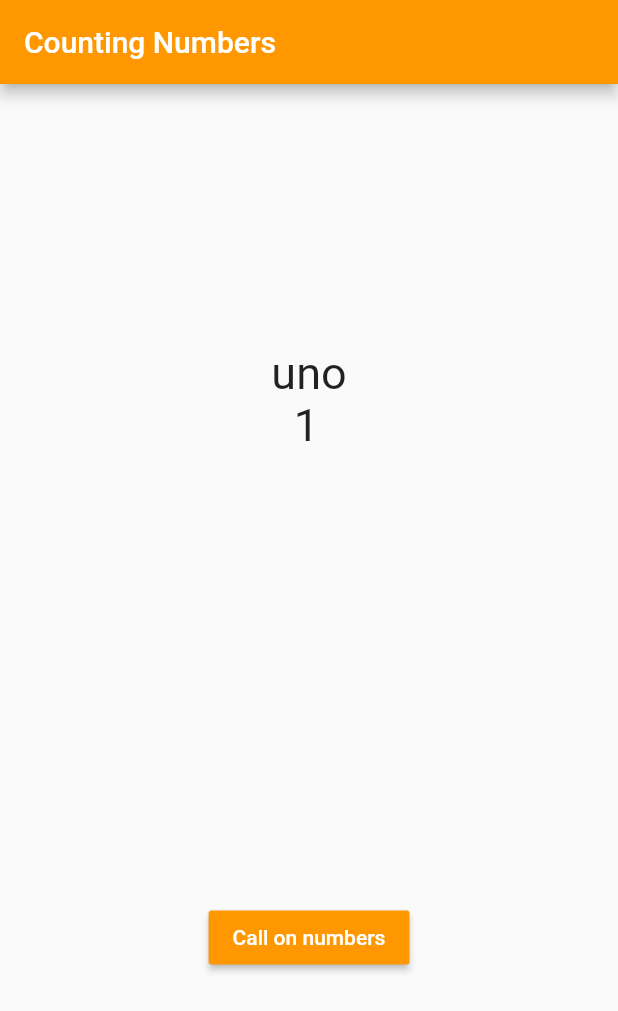
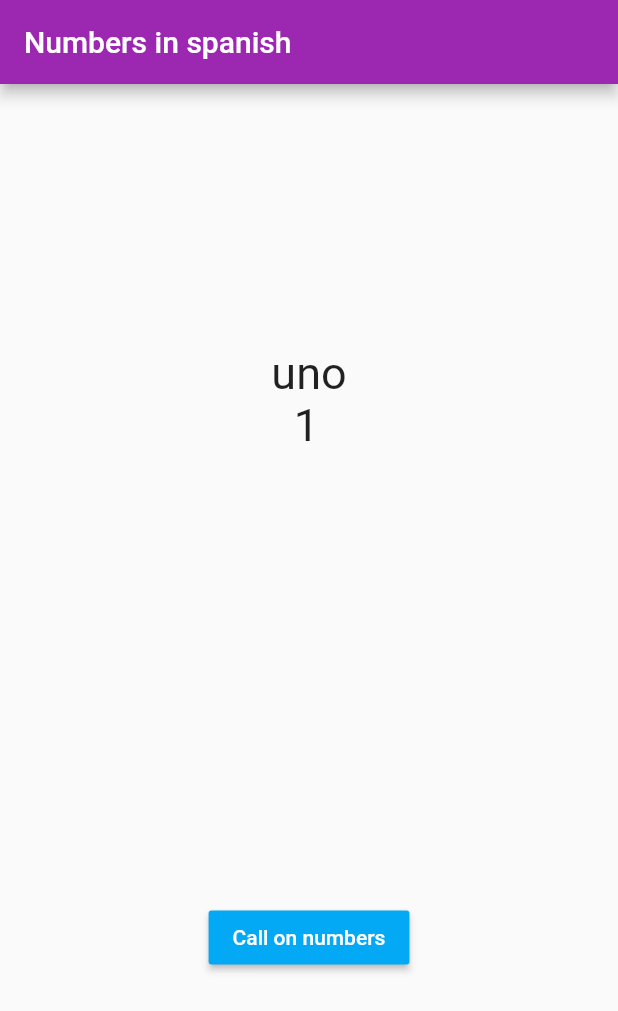
Before and after one commit to dee-dec17/spanishnumbers_app, a Flutter app: the screen it shows after launch, after a tap on "Call on numbers", on a phone screen of 412 x 824 dp. Shown: the top 1011 px of the screen. Run offline on Flutter 3.47's test engine with Material 2 defaults, Android fonts, the phone set to English and light mode, and no system bars.

Commit message:
second_commit

```diff
--- a/lib/main.dart
+++ b/lib/main.dart
@@ -50,8 +50,8 @@ class MyButtonState extends State<MyButton>{
   Widget build(BuildContext context) {
     return Scaffold(
       appBar: AppBar(
-        title: Text("Counting Numbers"),
-        backgroundColor: Colors.orange,
+        title: Text("Numbers in spanish"),
+        backgroundColor: Colors.purple,
       ),
       body: Container(
         child: Center(
@@ -65,7 +65,7 @@ class MyButtonState extends State<MyButton>{
                     child : Text('Call on numbers', style: TextStyle(
                       color: Colors.white,
                     ),),
-                    color: Colors.orange,
+                    color: Colors.lightBlue,
                   ),
                 ],
               )
```
Also changed, not shown: 1 other file.
